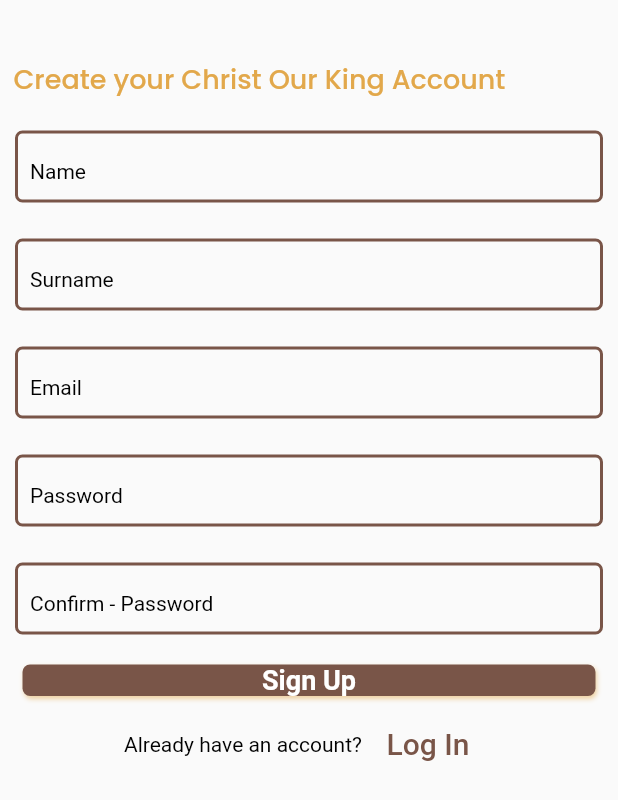
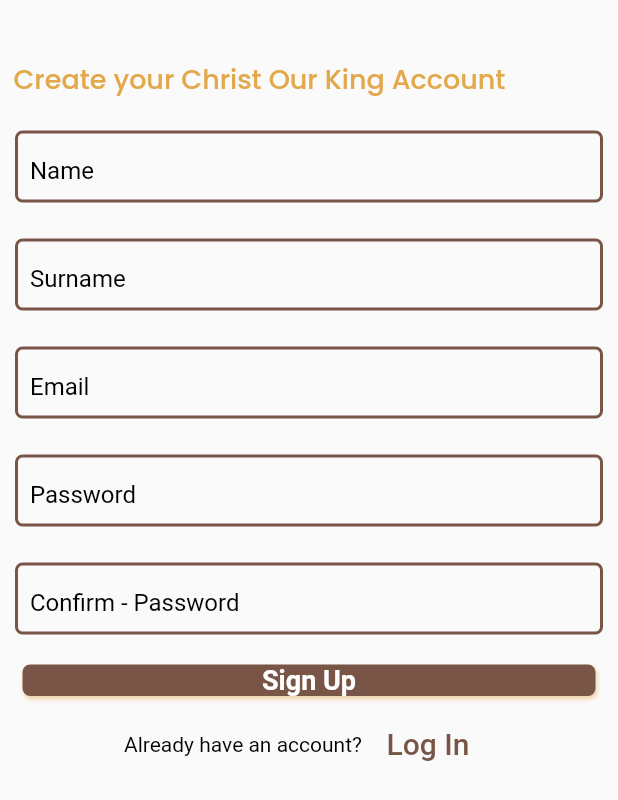
Before and after one commit to Mansukinini/COKG, a Flutter app: the Signup screen opened by its route, after a tap on "Sign Up", on a phone screen of 412 x 824 dp. Shown: the top 800 px of the screen. Run offline on Flutter 3.47's test engine with Material 2 defaults, Android fonts, the phone set to English and light mode, and no system bars; our stand-ins replace audioplayers, cloud_firestore, datetime_picker_formfield, file_picker, firebase_auth, firebase_core and 4 more; accounts and stored records are empty.

Commit message:
update App with ChristOurKing Global detail

```diff
--- a/lib/src/areas/screens/group/group-detail.dart
+++ b/lib/src/areas/screens/group/group-detail.dart
@@ -72,7 +72,7 @@ class _GroupDetailState extends State<GroupDetail> {
         title: Center(child: Text(action, style: TextStyles.navTitle,)),
         actions: <Widget>[
           (isEdit) ? IconButton(icon: Icon(Icons.check), iconSize: 35.0, color: Colors.white, onPressed: () => groupProvider.saveGroup().then((value) => Navigator.pop(context))) : Container(),
-          (user.email == Config.admin) ? !(isEdit) ? popupMenuButton(context) : Container() : Container(),
+          (user != null && user.email == Config.admin) ? !(isEdit) ? popupMenuButton(context) : Container() : Container(),
         ]
       ),
       body: _pageBody(context, groupProvider, group.data),
@@ -132,7 +132,7 @@ class _GroupDetailState extends State<GroupDetail> {
 
             return AppTextField(
               labelText: 'Name',
-              initialText: group != null ? group.name : null,
+              initialText: (group != null && group.name != null) ? group.name : null,
               onChanged: groupProvider.setName,
                readOnly: !isEdit
             );
@@ -145,7 +145,7 @@ class _GroupDetailState extends State<GroupDetail> {
 
             return AppTextField(
               labelText: 'Description',
-              initialText: group != null ? group.description : null,
+              initialText: (group != null && group.description != null) ? group.description : null,
               onChanged: groupProvider.setDescription,
               maxLines: 2,
               readOnly: !isEdit,
--- a/lib/src/areas/screens/home/profile.dart
+++ b/lib/src/areas/screens/home/profile.dart
@@ -145,7 +145,7 @@ class _ProfileState extends State<Profile> {
           }
         ),
 
-        (user.email != null) ? AppButton(labelText: 'Save', onPressed: () {
+        (user != null && user.email != null) ? AppButton(labelText: 'Save', onPressed: () {
           userProvider.save().then((value) {
             if (value == null) {
               Navigator.pushNamed(context, '/home');
--- a/lib/src/areas/screens/home/sign-up.dart
+++ b/lib/src/areas/screens/home/sign-up.dart
@@ -103,8 +103,8 @@ class _SignupState extends State<Signup> {
           buttonType: ButtonType.LightBlue,
           onPressed: () {
             authenticate.signup().then((value) {
-              if (value != null) {
-                Navigator.pushReplacementNamed(context, '/login');
+              if (value != null && value.email.isNotEmpty) {
+                Navigator.pushReplacementNamed(context, '/home');
               }
             });
           },
--- a/lib/src/areas/services/providers/authentication.dart
+++ b/lib/src/areas/services/providers/authentication.dart
@@ -37,20 +37,26 @@ class Authentication {
   Stream<bool> get isValid => CombineLatestStream.combine2(email, password, (email, password) => true);
 
 
-  Future<UserAuth> signup() async {
+  Future<User> signup() async {
+    UserCredential userCredential;
+    try {
+      if (_email.hasValue && _password.hasValue) {
+        userCredential = await _auth.createUserWithEmailAndPassword(email: _email.value, password: _password.value);
 
-    try {
-      UserCredential userAuth = await _auth.createUserWithEmailAndPassword(email: _email.value, password: _password.value);
-      if (_firstName.value != '' && _lastName.value != '') {
-        User user = userAuth.user;
-        user.updateProfile(displayName: _firstName.value + ' ' + _lastName.value);
+        if(_firstName.hasValue && _lastName.hasValue) {
+          userCredential.user.updateProfile(displayName: _firstName.value + ' ' + _lastName.value);
+        }
+
+        if (userCredential.user.uid.isNotEmpty) {
+          return await DatabaseService.createUser(UserAuth(id: userCredential.user.uid, firstName: _firstName.value.trim(), lastName: _lastName.value.trim(),
+            email: _email.value.trim(), createdOn: DateTime.now().toIso8601String()));
+        }
       }
 
-      return await DatabaseService.createUser(UserAuth(id: userAuth.user.uid, firstName: _firstName.value, lastName: _lastName.value,
-      email: _email.value.trim(), createdOn: DateTime.now().toIso8601String()));
+      return (userCredential != null && userCredential.user != null) ? userCredential.user: null;
     } on FirebaseAuthException catch (error) {
-        print(error);
-        return null;
+      print(error.stackTrace);
+      return null;
     }
   }
 
@@ -61,7 +67,6 @@ class Authentication {
       var user = await DatabaseService.getUserById(userCredential.user.uid);
       _user.sink.add(user);
       return user;
-
     }on FirebaseException catch (e) {
       print(e);
       return null;
@@ -69,8 +74,7 @@ class Authentication {
   }
 
   Future<User> signOut() async {
-    try
-    {
+    try {
       await _auth.signOut().then((value) => _user.sink.add(null));
 
       return _auth.currentUser;
--- a/lib/src/areas/services/providers/event-provider.dart
+++ b/lib/src/areas/services/providers/event-provider.dart
@@ -72,7 +72,8 @@ class EventProvider {
       setImageUrl(event.imageUrl ?? '');
       setName(event.name);
       setDescription(event.description);
-      setDateTime(DateTime.parse(event.date));
+      if (event.date != null)
+        setDateTime(DateTime.parse(event.date));
     } else {
       setImageUrl(null);
       setName(null);
--- a/lib/src/config.dart
+++ b/lib/src/config.dart
@@ -1,5 +1,6 @@
 class Config {
   static const String admin = 'christourkingglobal@gmail.com';
+  static const String password = '135Mainroad';
   static const String edit = 'Edit';
   static const String delete = 'Delete';
 
--- a/lib/src/resources/authorization/authorize-step.dart
+++ b/lib/src/resources/authorization/authorize-step.dart
@@ -1,12 +1,9 @@
-import 'package:cokg/src/app-state.dart';
 import 'package:cokg/src/areas/models/user.dart';
 
 class AuthorizeStep {
-  final appState = AppState();
 
   setUserProfileAuthorization(UserAuth userProfile) {
     if (userProfile != null) {
-      appState.setUserAuthorization(userProfile);
     }
   }
 }
--- a/lib/src/styles/text.dart
+++ b/lib/src/styles/text.dart
@@ -39,6 +39,11 @@ abstract class TextStyles {
         textStyle: TextStyle(color: AppColors.black, fontSize: 14.0));
   }
 
+  static TextStyle get placeholder {
+    return GoogleFonts.roboto(
+        textStyle: TextStyle(color: AppColors.black, fontSize: 16.0));
+  }
+
   static TextStyle get actionText {
     return GoogleFonts.roboto(
         textStyle: TextStyle(fontSize: 18.0, color: Colors.white, fontWeight: FontWeight.w400));
--- a/lib/src/styles/textfields.dart
+++ b/lib/src/styles/textfields.dart
@@ -6,7 +6,7 @@ import 'package:flutter/material.dart';
 abstract class TextFieldStyles {
   static Color get cursorColor => AppColors.darkblue;
 
-  static TextStyle get placeholder => TextStyles.suggestion;
+  static TextStyle get placeholder => TextStyles.placeholder;
 
   static TextStyle get text => TextStyles.body;
 
```
Also changed, not shown: lib/src/app-state.dart (deleted, +0 -16 lines), lib/src/areas/screens/devotion/devotion-detail.dart (+6 -8 lines), lib/src/areas/screens/devotion/devotion-sub-page.dart (+0 -131 lines), lib/src/areas/screens/event/event-detail.dart (+4 -4 lines), lib/src/areas/screens/home/home.dart (+13 -9 lines), lib/src/areas/screens/home/login.dart (+5 -5 lines), lib/src/areas/services/data/database.dart (+18 -12 lines), lib/src/resources/widgets/media-player.dart (+9 -0 lines), pubspec.lock, 2 other files.
